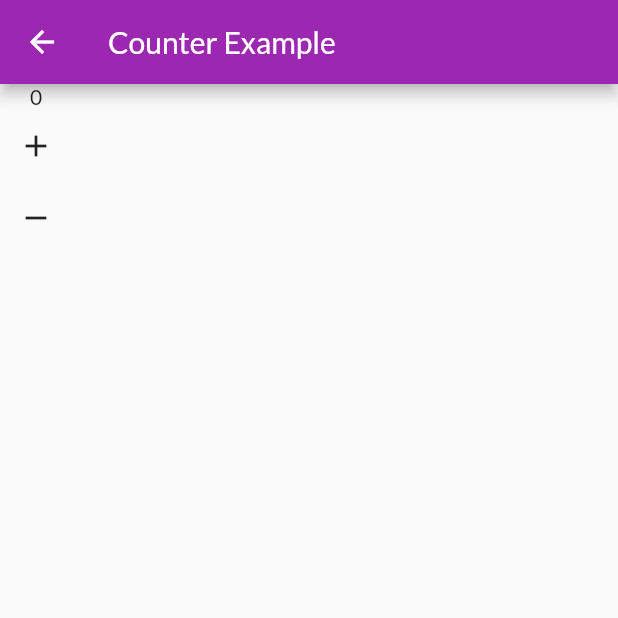
After one commit to santclear/shop, a Flutter app: the CounterPage screen opened directly, after a tap on the "add" icon, on a phone screen of 412 x 824 dp, the top half of it. The commit adds this screen. Run offline on Flutter 3.47's test engine with Material 2 defaults, Android fonts, the phone set to English and light mode, and no system bars; network calls fail.

Commit message:
07 - Created CounterProvider.

```diff
--- a/lib/main.dart
+++ b/lib/main.dart
@@ -1,6 +1,8 @@
 import 'package:flutter/material.dart';
+import 'package:shop/pages/counter_page.dart';
 import 'package:shop/pages/product_detail_page.dart';
 import 'package:shop/pages/products_overview_page.dart';
+import 'package:shop/providers/counter.dart';
 import 'package:shop/utils/app_routes.dart';
 
 void main() {
@@ -26,7 +28,7 @@ class MyApp extends StatelessWidget {
       ),
       home: ProductsOverviewPage(),
       routes: {
-        AppRoutes.PRODUCT_DETAIL: (ctx) => ProductDetailPage(),
+        AppRoutes.PRODUCT_DETAIL: (ctx) => const ProductDetailPage(),
       },
       debugShowCheckedModeBanner: false,
     );
--- /dev/null
+++ b/lib/pages/counter_page.dart
@@ -0,0 +1,47 @@
+import 'package:flutter/material.dart';
+import 'package:shop/providers/counter.dart';
+
+class CounterPage extends StatefulWidget {
+  const CounterPage({
+    Key? key,
+  }) : super(key: key);
+
+  @override
+  State<CounterPage> createState() => _CounterPageState();
+}
+
+class _CounterPageState extends State<CounterPage> {
+  @override
+  Widget build(BuildContext context) {
+    final provider = CounterProvider.of(context);
+
+    return Scaffold(
+      appBar: AppBar(
+        title: const Text('Counter Example'),
+      ),
+      body: Column(
+        children: [
+          Text(provider?.state.value.toString() ?? '0'),
+          IconButton(
+            onPressed: () {
+              setState(() {
+                provider?.state.inc();
+              });
+              print(provider?.state.value);
+            },
+            icon: const Icon(Icons.add),
+          ),
+          IconButton(
+            onPressed: () {
+              setState(() {
+                provider?.state.dec();
+              });
+              print(provider?.state.value);
+            },
+            icon: const Icon(Icons.remove),
+          )
+        ],
+      ),
+    );
+  }
+}
--- /dev/null
+++ b/lib/providers/counter.dart
@@ -0,0 +1,30 @@
+import 'package:flutter/material.dart';
+
+class CounterState {
+  int _value = 0;
+
+  void inc() => _value++;
+
+  void dec() => _value--;
+
+  int get value => _value;
+
+  bool diff(CounterState old) {
+    return old._value != _value;
+  }
+}
+
+class CounterProvider extends InheritedWidget {
+  final CounterState state = CounterState();
+
+  CounterProvider({required child, super.key}) : super(child: child);
+
+  static CounterProvider? of(BuildContext context) {
+    return context.dependOnInheritedWidgetOfExactType<CounterProvider>();
+  }
+
+  @override
+  bool updateShouldNotify(covariant CounterProvider oldWidget) {
+    return oldWidget.state.diff(state);
+  }
+}
```
